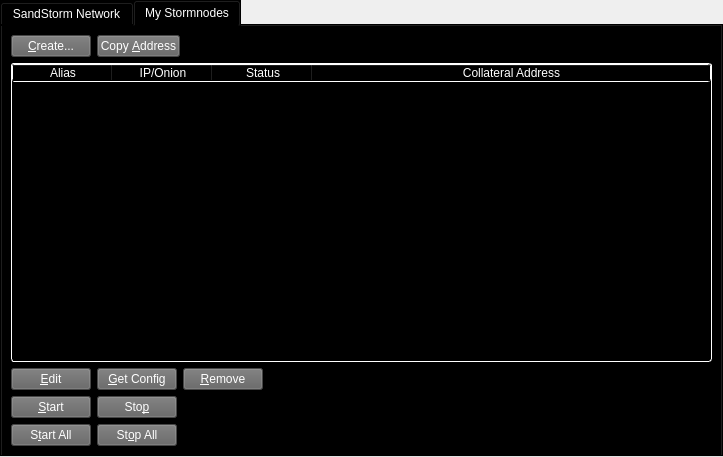
waffle-iron/DarkSilk-Release-Candidate, file src/qt/forms/stormnodemanager.ui: the form before one commit.
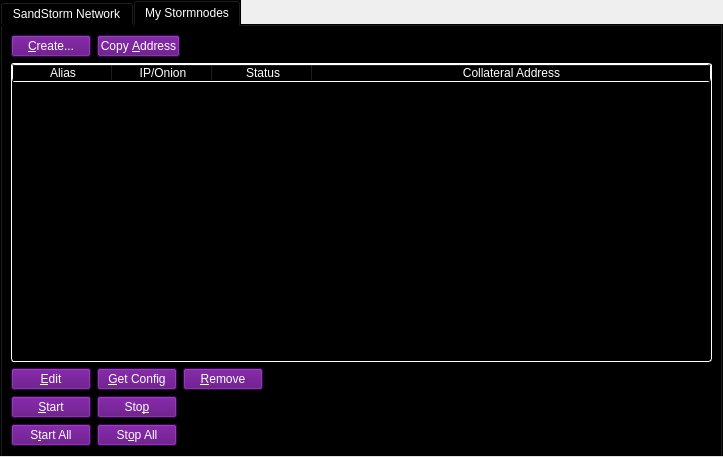
The form after the commit.

```diff
--- a/src/qt/forms/stormnodemanager.ui
+++ b/src/qt/forms/stormnodemanager.ui
@@ -36,7 +36,7 @@
        <property name="styleSheet">
         <string notr="true">color: rgb(255, 255, 255);
 background-color: rgb(0, 0, 0);
-alternate-background-color: rgb(98, 98, 98);</string>
+alternate-background-color: rgb(86, 0, 120);</string>
        </property>
        <property name="currentIndex">
         <number>1</number>
@@ -147,8 +147,8 @@
               <widget class="QPushButton" name="createButton">
                <property name="styleSheet">
                 <string notr="true">color: rgb(255, 255, 255);
-background-color: rgb(98, 98, 98);
-alternate-background-color: rgb(98, 98, 98);</string>
+background-color: rgb(86, 0, 120);
+alternate-background-color: rgb(86, 0, 120);</string>
                </property>
                <property name="text">
                 <string>&amp;Create...</string>
@@ -159,8 +159,8 @@
               <widget class="QPushButton" name="copyAddressButton">
                <property name="styleSheet">
                 <string notr="true">color: rgb(255, 255, 255);
-background-color: rgb(98, 98, 98);
-alternate-background-color: rgb(98, 98, 98);</string>
+background-color: rgb(86, 0, 120);
+alternate-background-color: rgb(86, 0, 120);</string>
                </property>
                <property name="text">
                 <string>Copy &amp;Address</string>
@@ -233,8 +233,8 @@
               <widget class="QPushButton" name="editButton">
                <property name="styleSheet">
                 <string notr="true">color: rgb(255, 255, 255);
-background-color: rgb(98, 98, 98);
-alternate-background-color: rgb(98, 98, 98);</string>
+background-color: rgb(86, 0, 120);
+alternate-background-color: rgb(86, 0, 120);</string>
                </property>
                <property name="text">
                 <string>&amp;Edit</string>
@@ -245,8 +245,8 @@
               <widget class="QPushButton" name="getConfigButton">
                <property name="styleSheet">
                 <string notr="true">color: rgb(255, 255, 255);
-background-color: rgb(98, 98, 98);
-alternate-background-color: rgb(98, 98, 98);</string>
+background-color: rgb(86, 0, 120);
+alternate-background-color: rgb(86, 0, 120);</string>
                </property>
                <property name="text">
                 <string>&amp;Get Config</string>
@@ -257,8 +257,8 @@
               <widget class="QPushButton" name="removeButton">
                <property name="styleSheet">
                 <string notr="true">color: rgb(255, 255, 255);
-background-color: rgb(98, 98, 98);
-alternate-background-color: rgb(98, 98, 98);</string>
+background-color: rgb(86, 0, 120);
+alternate-background-color: rgb(86, 0, 120);</string>
                </property>
                <property name="text">
                 <string>&amp;Remove</string>
@@ -289,8 +289,8 @@
               <widget class="QPushButton" name="startButton">
                <property name="styleSheet">
                 <string notr="true">color: rgb(255, 255, 255);
-background-color: rgb(98, 98, 98);
-alternate-background-color: rgb(98, 98, 98);</string>
+background-color: rgb(86, 0, 120);
+alternate-background-color: rgb(86, 0, 120);</string>
                </property>
                <property name="text">
                 <string>&amp;Start</string>
@@ -301,8 +301,8 @@
               <widget class="QPushButton" name="stopButton">
                <property name="styleSheet">
                 <string notr="true">color: rgb(255, 255, 255);
-background-color: rgb(98, 98, 98);
-alternate-background-color: rgb(98, 98, 98);</string>
+background-color: rgb(86, 0, 120);
+alternate-background-color: rgb(86, 0, 120);</string>
                </property>
                <property name="text">
                 <string>Sto&amp;p</string>
@@ -333,8 +333,8 @@
               <widget class="QPushButton" name="startAllButton">
                <property name="styleSheet">
                 <string notr="true">color: rgb(255, 255, 255);
-background-color: rgb(98, 98, 98);
-alternate-background-color: rgb(98, 98, 98);</string>
+background-color: rgb(86, 0, 120);
+alternate-background-color: rgb(86, 0, 120);</string>
                </property>
                <property name="text">
                 <string>S&amp;tart All</string>
@@ -345,8 +345,8 @@
               <widget class="QPushButton" name="stopAllButton">
                <property name="styleSheet">
                 <string notr="true">color: rgb(255, 255, 255);
-background-color: rgb(98, 98, 98);
-alternate-background-color: rgb(98, 98, 98);</string>
+background-color: rgb(86, 0, 120);
+alternate-background-color: rgb(86, 0, 120);</string>
                </property>
                <property name="text">
                 <string>St&amp;op All</string>
```
